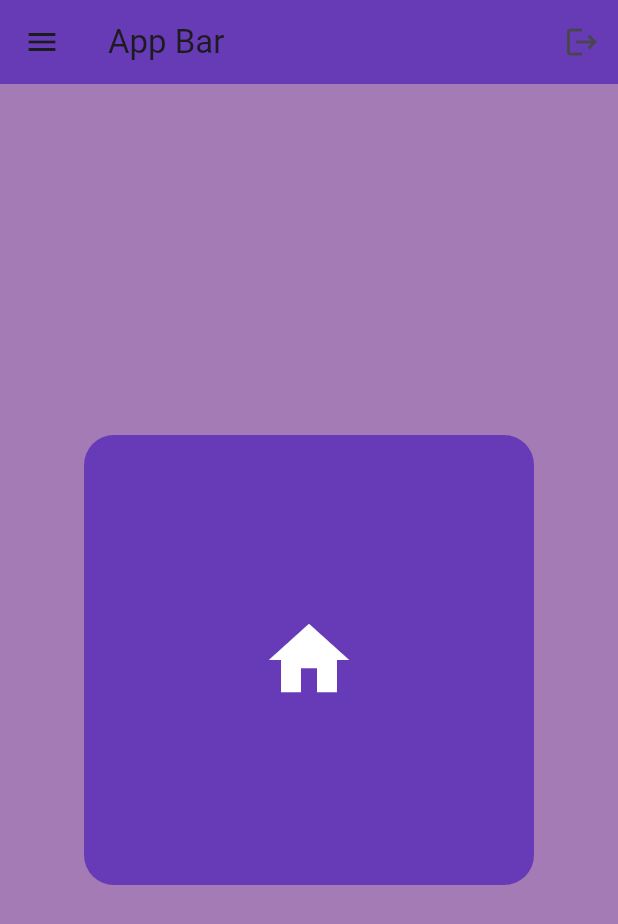
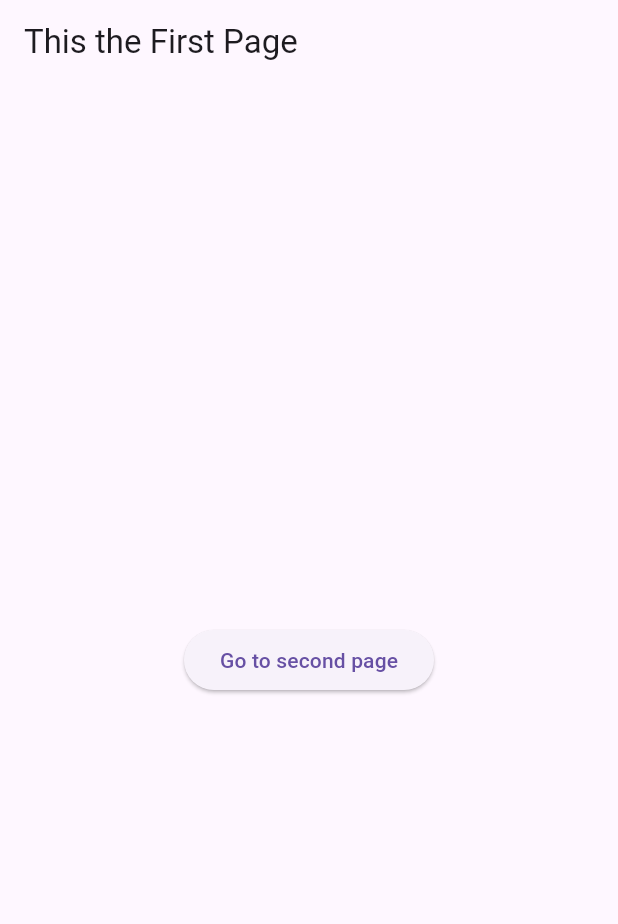
Before and after one commit to SirGah/Flutter_Beginner_to_pro, a Flutter app: the screen it shows after launch, on a phone screen of 412 x 824 dp. Shown: the top 924 px of the screen. Run offline on Flutter 3.47's test engine with Material 3 defaults, Android fonts, the phone set to English and light mode, and no system bars.

```diff
--- a/lib/main.dart
+++ b/lib/main.dart
@@ -1,13 +1,15 @@
 // ignore_for_file: prefer_const_constructors
 
 import 'package:flutter/material.dart';
+import 'package:flutter_biginner_to_pro/pages/first_page.dart';
 
 void main() {
-  runApp(const MyApp());
+  runApp(MyApp());
 }
 
 class MyApp extends StatelessWidget {
-  const MyApp({super.key});
+   const MyApp({super.key});
+
 
   // This widget is the root of your application.
   @override
@@ -15,32 +17,7 @@ class MyApp extends StatelessWidget {
 
     return MaterialApp(
       debugShowCheckedModeBanner: false,
-      home: Scaffold(
-        backgroundColor: const Color.fromARGB(255, 164, 123, 180),
-        appBar: AppBar(
-          title: Text("App Bar"),
-          backgroundColor: Colors.deepPurple,
-          elevation: 1,
-          leading: Icon(Icons.menu),
-          actions: [IconButton(onPressed: () {}, icon: Icon(Icons.logout))],
-        ),
-        body: Center(
-          child: Container(
-            height: 300,
-            width: 300,
-            decoration: BoxDecoration(
-              color: Colors.deepPurple,
-              borderRadius: BorderRadius.circular(20)
-            ),
-            padding: EdgeInsets.all(25),
-            child: Icon(
-              Icons.home,
-              color: Colors.white,
-              size: 64,
-            ),
-            ),
-          ),
-        ),
+      home: FirstPage(),
       );
     }
 }
--- /dev/null
+++ b/lib/pages/first_page.dart
@@ -0,0 +1,25 @@
+import 'package:flutter/material.dart';
+import 'package:flutter_biginner_to_pro/pages/second_page.dart';
+
+class FirstPage extends StatelessWidget {
+  const FirstPage({super.key});
+
+  @override
+  Widget build(BuildContext context) {
+    return Scaffold(
+      appBar: AppBar(title: Text("This the First Page")),
+      body: Center(
+        child: ElevatedButton(
+          child: Text("Go to second page"),
+          onPressed: (){
+            Navigator.push(
+              context, MaterialPageRoute(
+                builder: (context) => SecondPage(),
+                ),
+                );
+          },
+        ),
+      ),
+    );
+  }
+}
```
Also changed, not shown: lib/pages/second_page.dart (added, +14 -0 lines).
